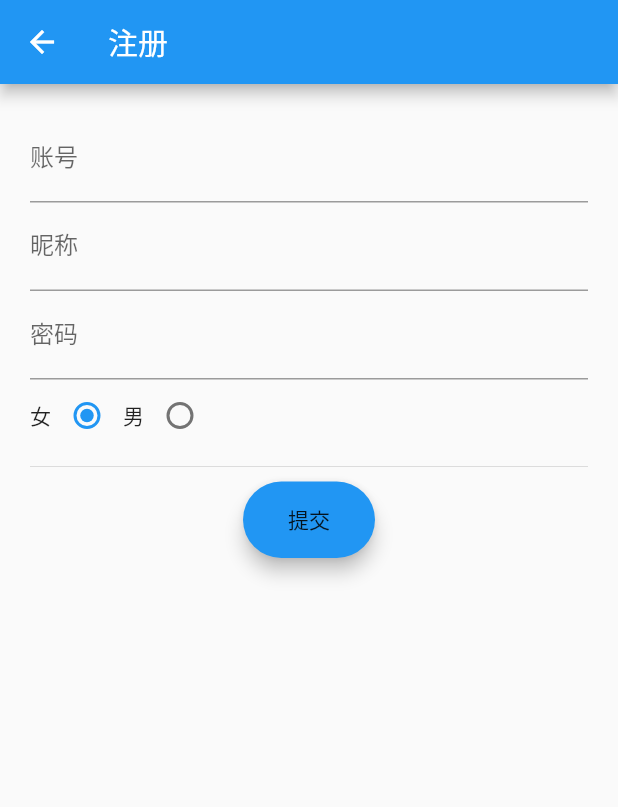
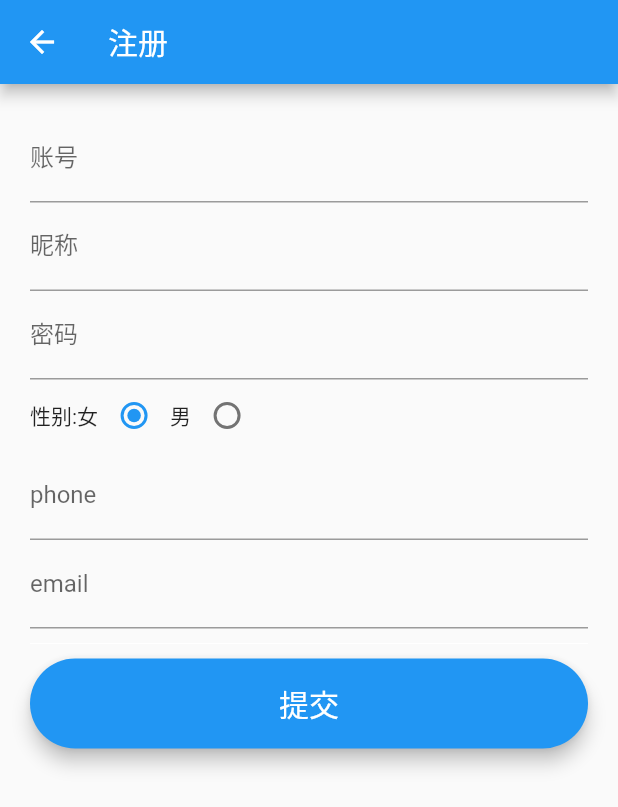
Before and after one commit to xiaominfc/flutter_tt, a Flutter app: the screen it shows after launch, after a tap on "注册", on a phone screen of 412 x 824 dp. Shown: the top 807 px of the screen. Run offline on Flutter 3.47's test engine with Material 2 defaults, Android fonts, the phone set to English and light mode, and no system bars; our stand-ins replace dio, event_bus, image_picker, shared_preferences, sqflite, toast; accounts and stored records are empty.

Commit message:
加一些注册的字段

```diff
--- a/lib/pages/login_page.dart
+++ b/lib/pages/login_page.dart
@@ -222,7 +222,7 @@ class _LoginPageState extends State<LoginPage> {
             child:GestureDetector(
                 child:Padding(
                     padding:const EdgeInsets.only(top:20,left:40,right:40,bottom:20),
-                    child:Text('注册',style:TextStyle(textBaseline:TextBaseline.ideographic))
+                    child:Text('注册',style:TextStyle(textBaseline:TextBaseline.ideographic,fontSize:20.0))
                 ),
                 onTap:(){
                   navigatePushPage(context, new RegisterPage());
--- a/lib/pages/register_page.dart
+++ b/lib/pages/register_page.dart
@@ -29,13 +29,17 @@ class RegisterUser {
   String name;
   String password;
   String nick;
+  String email = "";
+  String phone = "";
   int sex = 0;
 
   toJson()=> {
     'name':name,
     'nick':nick,
     'password':password,
-    'sex':sex
+    'sex':sex,
+    'phone':phone,
+    'email':email
   };
 }
 
@@ -63,17 +67,17 @@ class _RegisterPageState extends State<RegisterPage> {
     if(loginServerUrl == null) {
       loginServerUrl = IMHelper.DEFAULTLOGINSERVERURL;
     }
-    var imClient = new IMClient()
-        .init(rUser.name, rUser.password, loginServerUrl);
+    var imClient = new IMClient().init(rUser.name, rUser.password, loginServerUrl);
     imClient.requesetMsgSever().then((serverInfo) {
       print(serverInfo);
       if (serverInfo == null) {
+
         return;
       }
       _postNewUser(serverInfo['baseUrl']).then((var result){
       if(result == null) {
         imClient
-            .doLogin(serverInfo['priorIP'], int.parse(serverInfo['port']))
+          .doLogin(serverInfo['priorIP'], int.parse(serverInfo['port']))
             .then((loginResult){
               if (loginResult.result) {
                 prefs.setString('login_username', rUser.name);
@@ -83,7 +87,7 @@ class _RegisterPageState extends State<RegisterPage> {
                   _showHome();
                 });
               } else {
-                print("login failed!");
+                Toast.show("登录失败",context,gravity: Toast.CENTER);
               }
             });
 
@@ -112,7 +116,8 @@ class _RegisterPageState extends State<RegisterPage> {
             key:_formKey,
             child:Padding(
                 padding:EdgeInsets.all(20),
-                child:Column(
+                child:ListView(
+                    shrinkWrap: false,
                     children:<Widget>[
                       TextFormField(
                           decoration: InputDecoration(
@@ -158,9 +163,8 @@ class _RegisterPageState extends State<RegisterPage> {
                             return null;
                           }
                       ),
-
                       Row(children:<Widget>[
-                        Text("女"),
+                        Text("性别:女"),
                         Radio(value:0,groupValue:rUser.sex,onChanged:(int value){
                           setState((){
                             rUser.sex = 0;
@@ -173,20 +177,38 @@ class _RegisterPageState extends State<RegisterPage> {
                           });
                         }),
                       ]),
-                      Divider(height:20),
+                      TextFormField(
+                          decoration: InputDecoration(
+                              labelText:'phone'
+                          ),
+                          onSaved:(String value){
+                            rUser.phone = value;
+
+                          }
+                      ),
+                      TextFormField(
+                          decoration: InputDecoration(
+                              labelText:'email'
+                          ),
+                          onSaved:(String value){
+                            rUser.email = value;
+
+                          }
+                      ),
+                      Divider(height:20,color:Colors.white),
                       Material(
                           elevation:5.0,
                           borderRadius: BorderRadius.circular(30.0),
                           color: Colors.blue,
                           child:MaterialButton(
+                              minWidth:MediaQuery.of(context).size.width,
                               padding:EdgeInsets.fromLTRB(20,15,20,15),
                               child:Text("提交",
-                                  textAlign:TextAlign.center),
+                                  textAlign:TextAlign.center,
+                                  style:TextStyle(color:Colors.white, fontSize: 20.0)),
                               onPressed:(){
                                 if (_formKey.currentState.validate()) {
                                   _formKey.currentState.save();
-                                  //print(rUser.name);
-                                  //print(rUser.toJson());
                                   _doReg();
                                 }
                               }
```
